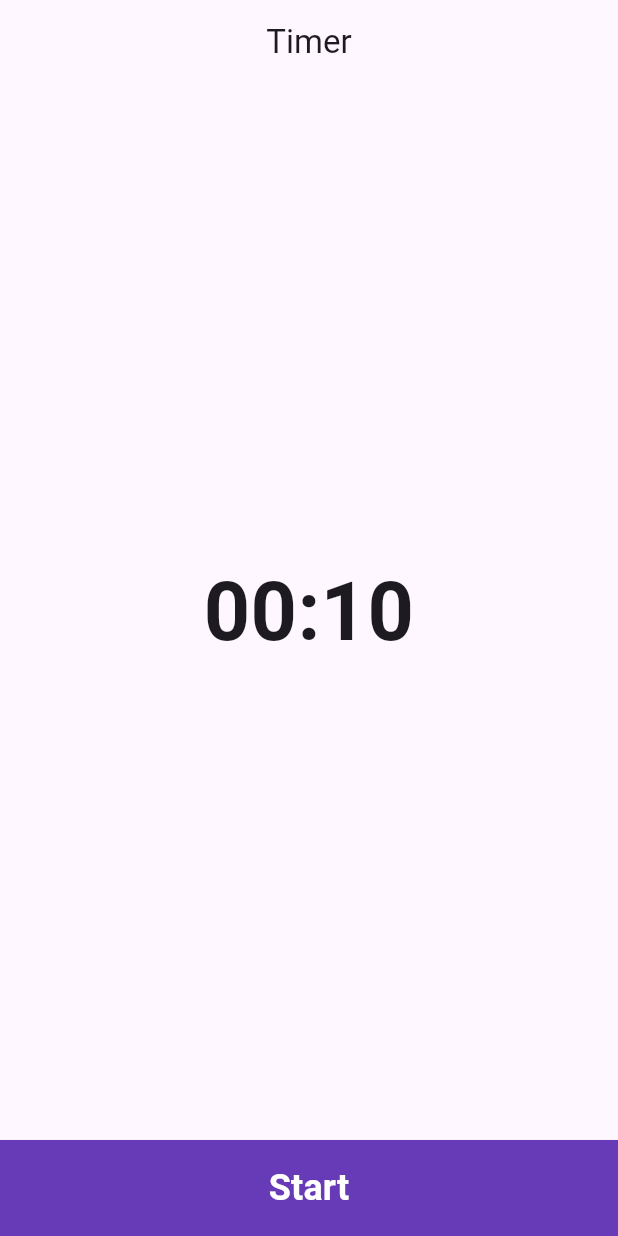
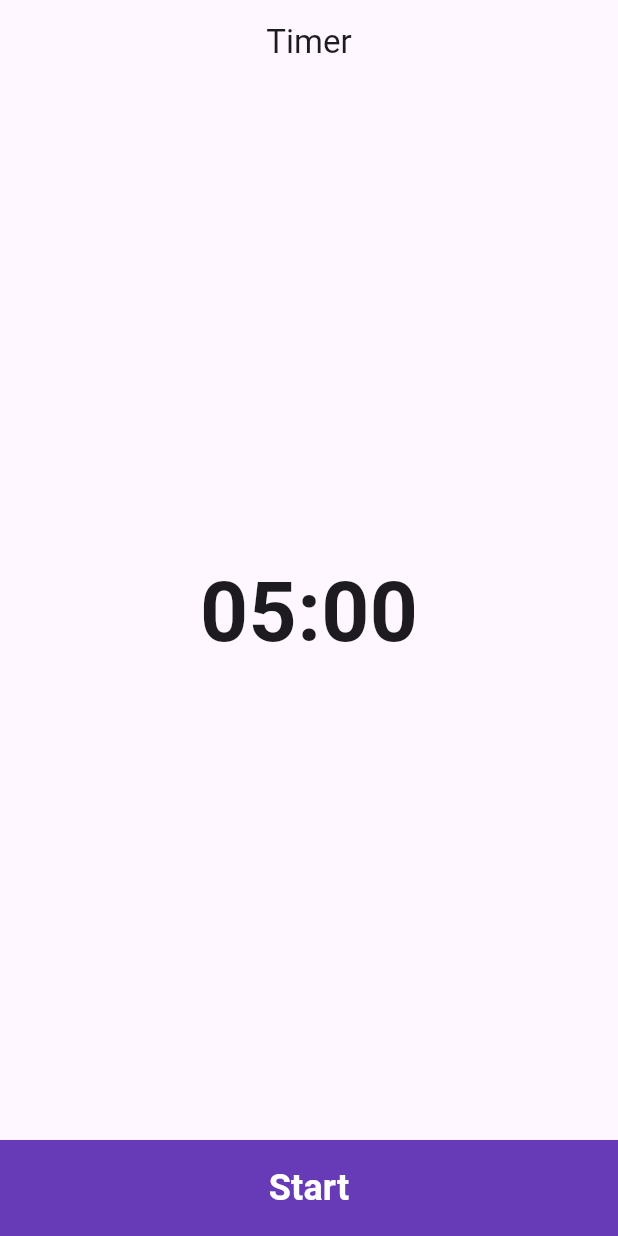
Before and after one commit to devhasanalhamed/tutorials, a Flutter app: the screen it shows after launch, on a phone screen of 412 x 824 dp. Run offline on Flutter 3.47's test engine with Material 3 defaults, Android fonts, the light colour scheme and no system bars.

Commit message:
Update main.dart

```diff
--- a/timer/lib/main.dart
+++ b/timer/lib/main.dart
@@ -8,12 +8,10 @@
 class MyApp extends StatelessWidget {
   const MyApp({super.key});
 
-  // This widget is the root of your application.
   @override
   Widget build(BuildContext context) {
     return MaterialApp(
-      debugShowCheckedModeBanner: false,
-      title: 'Timer',
+      title: 'Flutter Demo',
       theme: ThemeData(
         colorScheme: ColorScheme.fromSeed(seedColor: Colors.deepPurple),
       ),
@@ -26,40 +24,18 @@
   const HomePage({super.key});
 
   @override
-  HomePageState createState() => HomePageState();
+  State<StatefulWidget> createState() => HomePageState();
 }
 
-const int t = 10; // seconds
+const int initialTime = 300; // five minutes
 
 class HomePageState extends State<HomePage> {
+  int counter = initialTime;
   late Timer timer;
-  int counter = t;
+
   bool _isActive = false;
 
-  @override
-  void dispose() {
-    timer.cancel();
-    super.dispose();
-  }
-
   void start() {
-    setState(() {
-      _isActive = true;
-      setTimer();
-    });
-  }
-
-  void reset() {
-    if (_isActive) {
-      timer.cancel();
-      setState(() {
-        _isActive = false;
-        counter = t;
-      });
-    }
-  }
-
-  void setTimer() {
     setState(() {
       _isActive = true;
     });
@@ -72,6 +48,22 @@
         reset();
       }
     });
+  }
+
+  void reset() {
+    if (_isActive) {
+      timer.cancel();
+      setState(() {
+        _isActive = false;
+        counter = initialTime;
+      });
+    }
+  }
+
+  @override
+  void dispose() {
+    reset();
+    super.dispose();
   }
 
   @override
@@ -88,50 +80,41 @@
             child: Center(
               child: Text(
                 time,
-                textAlign: TextAlign.center,
-                style: TextStyle(fontSize: 54.0, fontWeight: FontWeight.bold),
+                style: TextStyle(fontSize: 56.0, fontWeight: FontWeight.bold),
               ),
             ),
           ),
           if (!_isActive)
-            CustomElevatedButton(title: 'Start', onPressed: start),
+            ElevatedButton(
+              onPressed: start,
+              style: ElevatedButton.styleFrom(
+                backgroundColor: Colors.deepPurple,
+                foregroundColor: Colors.white,
+                fixedSize: Size.fromHeight(64.0),
+                shape: LinearBorder(),
+              ),
+              child: Text(
+                'Start',
+                style: TextStyle(fontSize: 24.0, fontWeight: FontWeight.bold),
+              ),
+            ),
+
           if (_isActive)
-            CustomElevatedButton(
-              title: 'Reset',
+            ElevatedButton(
               onPressed: reset,
-              backgroundColor: Colors.amber,
+              style: ElevatedButton.styleFrom(
+                backgroundColor: Colors.amber,
+                foregroundColor: Colors.white,
+                fixedSize: Size.fromHeight(64.0),
+                shape: LinearBorder(),
+              ),
+              child: Text(
+                'Reset',
+                style: TextStyle(fontSize: 24.0, fontWeight: FontWeight.bold),
+              ),
             ),
         ],
       ),
     );
   }
 }
-
-class CustomElevatedButton extends StatelessWidget {
-  final String title;
-  final VoidCallback onPressed;
-  final Color backgroundColor;
-  const CustomElevatedButton({
-    super.key,
-    required this.title,
-    required this.onPressed,
-    this.backgroundColor = Colors.deepPurple,
-  });
-
-  @override
-  Widget build(BuildContext context) {
-    return ElevatedButton(
-      onPressed: onPressed,
-      style: ElevatedButton.styleFrom(
-        backgroundColor: backgroundColor,
-        foregroundColor: Colors.white,
-        fixedSize: Size.fromHeight(64.0),
-        shape: LinearBorder(),
-      ),
-      child: Text(
-        title,
-        style: TextStyle(fontWeight: FontWeight.bold, fontSize: 24.0),
-      ),
-    );
-  }
-}
```
